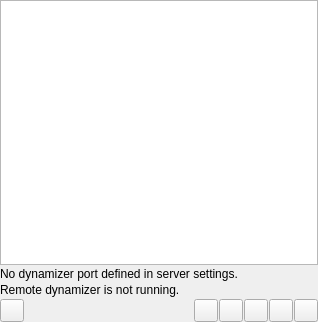
First picture: the form in dynamic/dynamicpage.ui, repository CDrummond/cantata, before the edit.
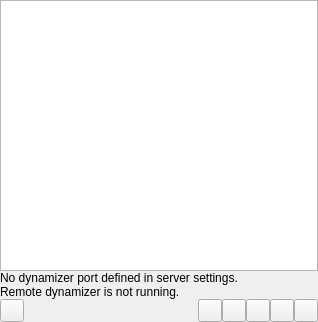
Second picture: the form after the edit. Custom widgets are drawn as their Qt base class.

```diff
--- a/dynamic/dynamicpage.ui
+++ b/dynamic/dynamicpage.ui
@@ -12,7 +12,7 @@
   </property>
   <layout class="QVBoxLayout" name="vlayout">
    <property name="spacing">
-    <number>2</number>
+    <number>0</number>
    </property>
    <property name="margin">
     <number>0</number>
@@ -41,7 +41,7 @@
        <number>0</number>
       </property>
       <property name="spacing">
-       <number>1</number>
+       <number>0</number>
       </property>
       <item>
        <widget class="ToolButton" name="refreshBtn"/>
```
